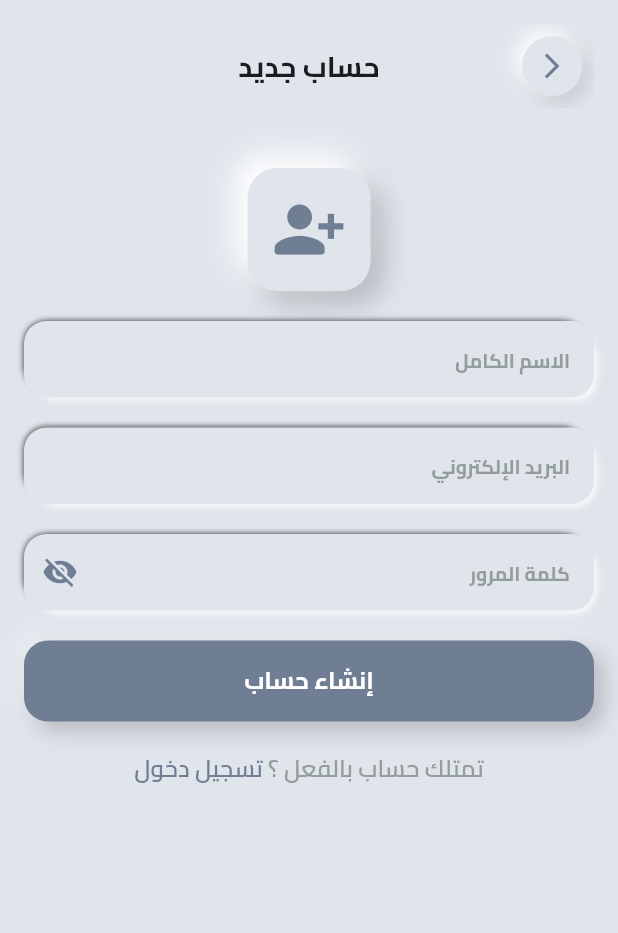
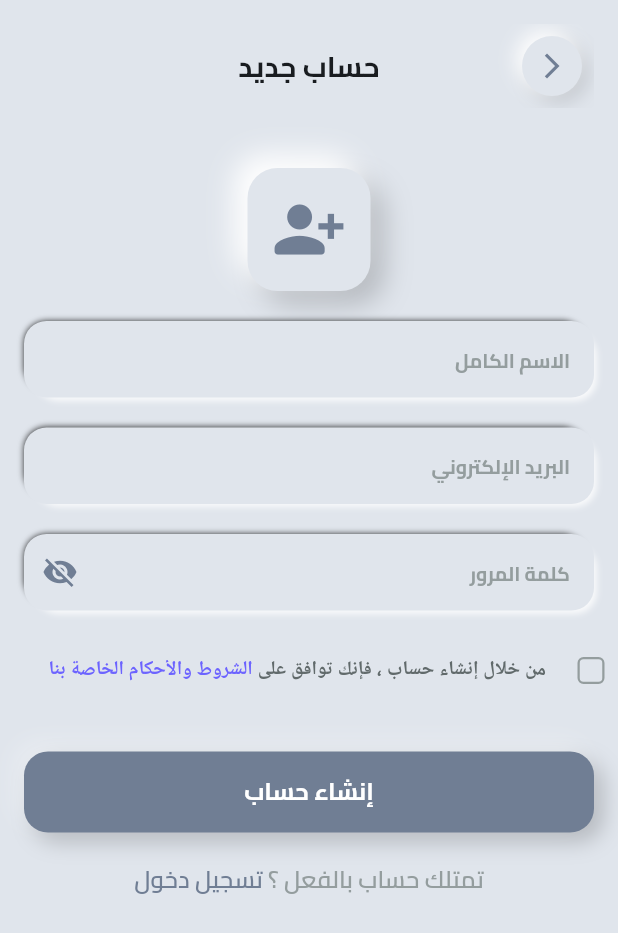
Before and after one commit to AhmedMagdy-10/widget_space, a Flutter app: the screen it shows after launch, after a tap on "قم بانشاء حساب", on a phone screen of 412 x 824 dp. Shown: the top 933 px of the screen. Run offline on Flutter 3.47's test engine with Material 3 defaults, Android fonts, the phone set to English and light mode, and no system bars; our stand-ins replace dartz, device_preview, flutter_bloc, flutter_svg, fluttertoast, lottie and 1 more; accounts and stored records are empty.

Commit message:
add terms and conditions text

```diff
--- a/lib/feature/auth/presentation/view/widgets/sign_up_view_body.dart
+++ b/lib/feature/auth/presentation/view/widgets/sign_up_view_body.dart
@@ -5,6 +5,7 @@ import 'package:widget_space/core/widgets/custom_button.dart';
 import 'package:widget_space/core/widgets/skeuo_container.dart';
 import 'package:widget_space/feature/auth/presentation/view/widgets/custom_text_form_field.dart';
 import 'package:widget_space/feature/auth/presentation/view/widgets/have_an_account.dart';
+import 'package:widget_space/feature/auth/presentation/view/widgets/terms_and_conditions_widget.dart';
 
 class SignUpViewBody extends StatefulWidget {
   const SignUpViewBody({super.key});
@@ -67,8 +68,14 @@ class _SignUpViewBodyState extends State<SignUpViewBody> {
               controller: passwordController,
               obscureText: true,
             ),
+            SizedBox(height: 16),
+            TermsAndConditionsWidget(
+              onChanged: (isChecked) {
+                // يمكنك التعامل مع حالة الموافقة هنا إذا لزم الأمر
+              },
+            ),
 
-            SizedBox(height: 20),
+            SizedBox(height: 30),
 
             CustomButton(onPressed: () {}, data: 'إنشاء حساب'),
             SizedBox(height: 20),
--- /dev/null
+++ b/lib/feature/auth/presentation/view/widgets/terms_and_conditions_widget.dart
@@ -0,0 +1,62 @@
+import 'package:flutter/material.dart';
+import 'package:widget_space/core/utils/app_colors.dart';
+import 'package:widget_space/core/utils/app_text_styles.dart';
+
+class TermsAndConditionsWidget extends StatefulWidget {
+  const TermsAndConditionsWidget({super.key, required this.onChanged});
+  final ValueChanged<bool> onChanged;
+  @override
+  State<TermsAndConditionsWidget> createState() =>
+      _TermsAndConditionsWidgetState();
+}
+
+class _TermsAndConditionsWidgetState extends State<TermsAndConditionsWidget> {
+  bool isChecked = false;
+  @override
+  Widget build(BuildContext context) {
+    return Row(
+      children: [
+        Transform.translate(
+          offset: Offset(14, 0),
+          child: Checkbox(
+            shape: RoundedRectangleBorder(
+              borderRadius: BorderRadiusGeometry.circular(4),
+            ),
+            side: BorderSide(width: 1.5, color: Color(0xFF949D9E)),
+            visualDensity: VisualDensity(
+              horizontal: VisualDensity.minimumDensity,
+            ),
+            value: isChecked,
+
+            onChanged: (newValue) {
+              setState(() {
+                isChecked = newValue!;
+              });
+              widget.onChanged(isChecked);
+            },
+          ),
+        ),
+        Expanded(
+          child: Text.rich(
+            TextSpan(
+              children: [
+                TextSpan(
+                  text: 'من خلال إنشاء حساب ، فإنك توافق على ',
+                  style: TextStyles.semiBold13.copyWith(
+                    color: Color(0xff616A6B),
+                  ),
+                ),
+                TextSpan(
+                  text: 'الشروط والأحكام الخاصة بنا',
+                  style: TextStyles.semiBold13.copyWith(
+                    color: AppColors.lightseconderyColor,
+                  ),
+                ),
+              ],
+            ),
+          ),
+        ),
+      ],
+    );
+  }
+}
--- a/lib/feature/splash/Ui/widgets/splash_view_body.dart
+++ b/lib/feature/splash/Ui/widgets/splash_view_body.dart
@@ -1,6 +1,7 @@
 import 'package:flutter/material.dart';
 import 'package:lottie/lottie.dart';
 import 'package:widget_space/core/widgets/skeuo_container.dart';
+import 'package:widget_space/feature/auth/presentation/view/login_view.dart';
 
 class SplashViewBody extends StatefulWidget {
   const SplashViewBody({super.key});
@@ -20,6 +21,7 @@ class _SplashViewBodyState extends State<SplashViewBody>
   @override
   void initState() {
     super.initState();
+    excuteNavigation(); // تنفيذ التنقل بعد تأخير معين
 
     // إعداد الـ Controller للنص (لم يتغير)
     _controller = AnimationController(
@@ -81,11 +83,11 @@ class _SplashViewBodyState extends State<SplashViewBody>
                     Transform.translate(
                       offset: Offset(0, _animation.value),
                       child: const Text(
-                        'Widget ',
+                        'Space ',
                         style: TextStyle(
-                          fontSize: 28, // تكبير الخط قليلاً
-                          fontWeight: FontWeight.w900, // خط سميك جداً
-                          color: Colors.lightBlueAccent,
+                          fontSize: 28,
+                          fontWeight: FontWeight.w900,
+                          color: Color(0Xff2D9F5D),
                           letterSpacing: 1.2,
                         ),
                       ),
@@ -95,11 +97,11 @@ class _SplashViewBodyState extends State<SplashViewBody>
                     Transform.translate(
                       offset: Offset(0, -_animation.value),
                       child: const Text(
-                        'Space',
+                        'Widget',
                         style: TextStyle(
-                          fontSize: 28,
-                          fontWeight: FontWeight.w900,
-                          color: Color(0Xff2D9F5D),
+                          fontSize: 28, // تكبير الخط قليلاً
+                          fontWeight: FontWeight.w900, // خط سميك جداً
+                          color: Colors.lightBlueAccent,
                           letterSpacing: 1.2,
                         ),
                       ),
@@ -113,4 +115,10 @@ class _SplashViewBodyState extends State<SplashViewBody>
       ),
     );
   }
+
+  void excuteNavigation() {
+    Future.delayed(Duration(seconds: 3), () {
+      Navigator.pushReplacementNamed(context, LoginView.routeName);
+    });
+  }
 }
--- a/lib/main.dart
+++ b/lib/main.dart
@@ -4,6 +4,7 @@ import 'package:flutter_localizations/flutter_localizations.dart';
 import 'package:widget_space/core/helper/on_generate_function.dart';
 import 'package:widget_space/core/utils/app_colors.dart';
 import 'package:widget_space/feature/auth/presentation/view/login_view.dart';
+import 'package:widget_space/feature/splash/Ui/splash_screen.dart';
 
 import 'generated/l10n.dart';
 
@@ -34,7 +35,7 @@ class MyApp extends StatelessWidget {
       locale: const Locale('ar'),
       builder: DevicePreview.appBuilder,
       onGenerateRoute: onGenerateFunction,
-      initialRoute: LoginView.routeName,
+      initialRoute: SplashView.routeName,
     );
   }
 }
```
